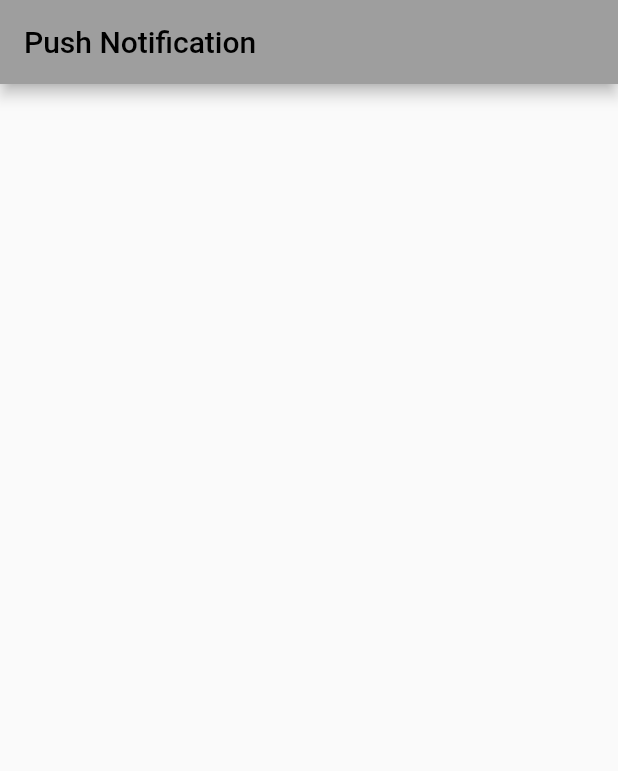
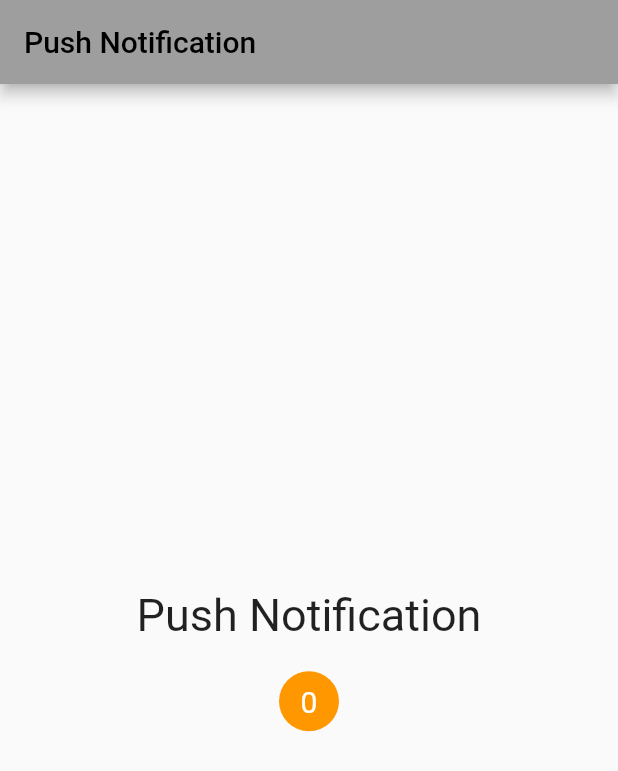
Before and after one commit to oyebayofemi/push_notification_app, a Flutter app: the screen it shows after launch, on a phone screen of 412 x 824 dp. Shown: the top 771 px of the screen. Run offline on Flutter 3.47's test engine with Material 2 defaults, Android fonts, the phone set to English and light mode, and no system bars; drawn by our look-alikes of overlay_support; our stand-ins replace firebase_core, firebase_messaging; accounts and stored records are empty.

Commit message:
notification badge

```diff
--- /dev/null
+++ b/lib/badge/notification_badge.dart
@@ -0,0 +1,22 @@
+import 'package:flutter/material.dart';
+
+class NotificationBadge extends StatelessWidget {
+  final int notificationValue;
+  NotificationBadge({Key? key, required this.notificationValue})
+      : super(key: key);
+
+  @override
+  Widget build(BuildContext context) {
+    return Container(
+      width: 40,
+      height: 40,
+      decoration: BoxDecoration(color: Colors.orange, shape: BoxShape.circle),
+      child: Center(
+        child: Text(
+          '$notificationValue',
+          style: TextStyle(fontSize: 20, color: Colors.white),
+        ),
+      ),
+    );
+  }
+}
--- a/lib/home_page.dart
+++ b/lib/home_page.dart
@@ -1,6 +1,8 @@
 import 'package:firebase_core/firebase_core.dart';
 import 'package:firebase_messaging/firebase_messaging.dart';
 import 'package:flutter/material.dart';
+import 'package:overlay_support/overlay_support.dart';
+import 'package:push_notification_app/badge/notification_badge.dart';
 import 'package:push_notification_app/model/push_notification_model.dart';
 
 class MyHomePage extends StatefulWidget {
@@ -39,8 +41,24 @@ class _MyHomePageState extends State<MyHomePage> {
           _totalNotificationCounter++;
           _notificationInfo = notification;
         });
+
+        if (notification != null) {
+          showSimpleNotification(Text(_notificationInfo!.title!),
+              leading: NotificationBadge(
+                  notificationValue: _totalNotificationCounter),
+              subtitle: Text(_notificationInfo!.body!),
+              duration: Duration(seconds: 2),
+              background: Colors.blue);
+        }
       });
     }
+  }
+
+  @override
+  void initState() {
+    registerNotification();
+    super.initState();
+    _totalNotificationCounter = 0;
   }
 
   @override
@@ -49,6 +67,34 @@ class _MyHomePageState extends State<MyHomePage> {
         appBar: AppBar(
           title: Text('Push Notification'),
         ),
-        body: Column());
+        body: Center(
+          child: Column(
+            mainAxisAlignment: MainAxisAlignment.center,
+            children: [
+              Text(
+                'Push Notification',
+                textAlign: TextAlign.center,
+                style: TextStyle(fontSize: 30),
+              ),
+              SizedBox(
+                height: 20,
+              ),
+              NotificationBadge(notificationValue: _totalNotificationCounter),
+              _notificationInfo != null
+                  ? Column(
+                      children: [
+                        Text(
+                            'TITLE: ${_notificationInfo!.title ?? _notificationInfo!.dataTitle}'),
+                        SizedBox(
+                          height: 9,
+                        ),
+                        Text(
+                            'TITLE: ${_notificationInfo!.dataBody ?? _notificationInfo!.body}')
+                      ],
+                    )
+                  : Container(),
+            ],
+          ),
+        ));
   }
 }
```
